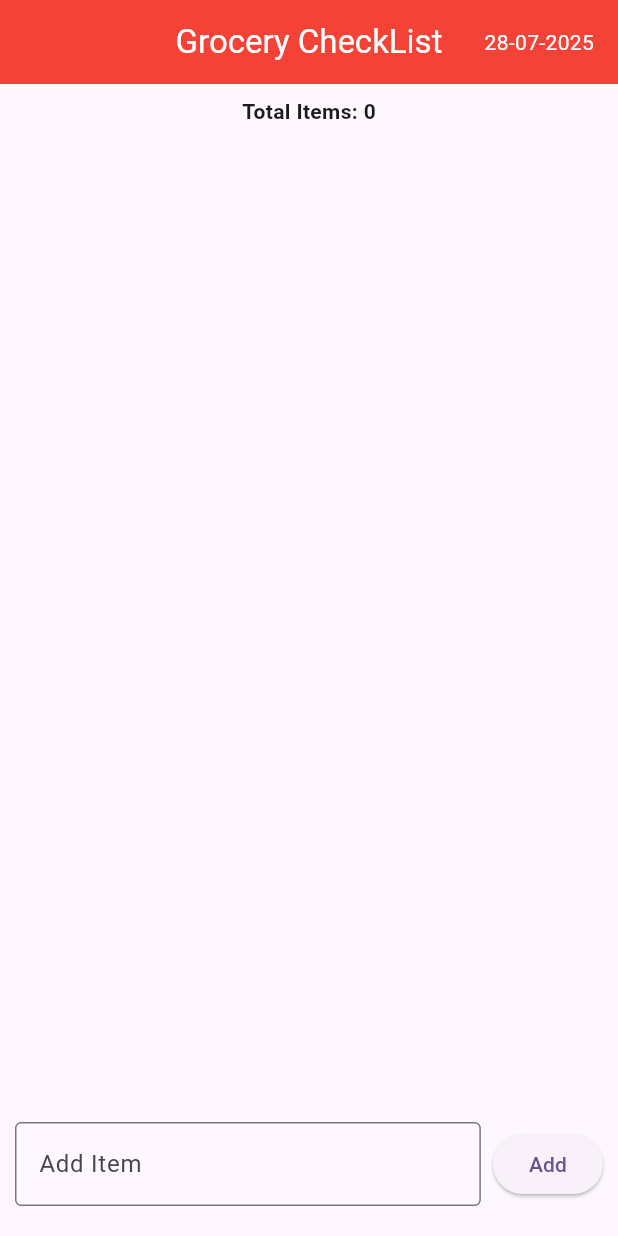
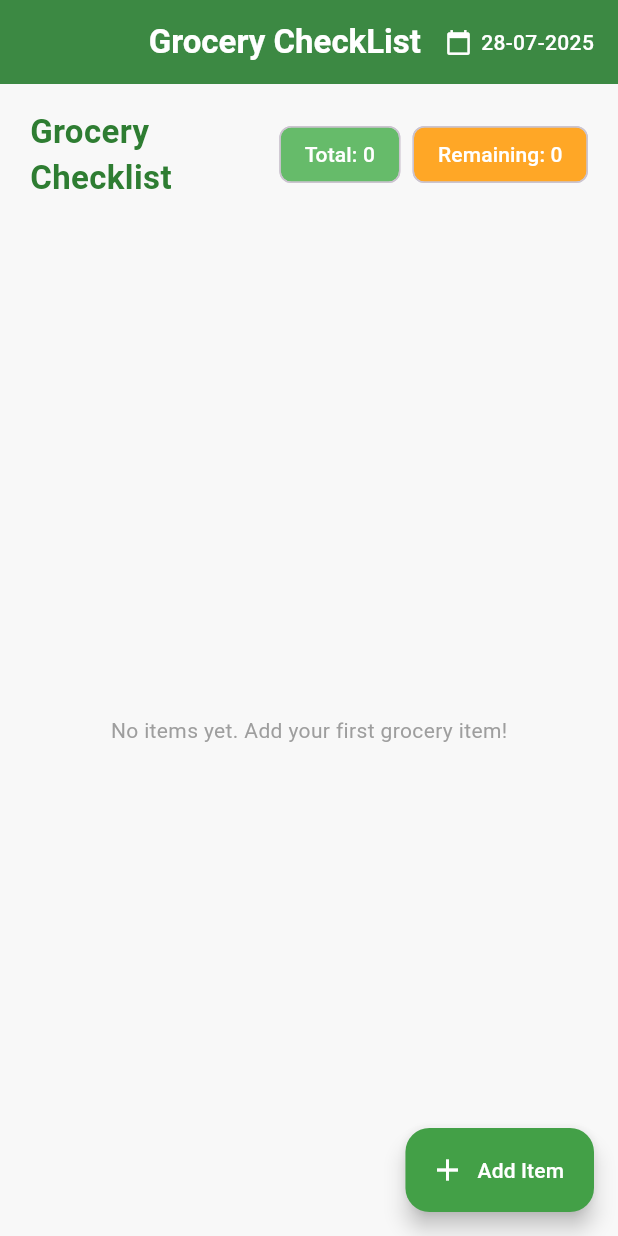
Before and after one commit to naveenprasanth2/grocery, a Flutter app: the screen it shows after launch, on a phone screen of 412 x 824 dp. Run offline on Flutter 3.47's test engine with Material 3 defaults, Android fonts, the light colour scheme and no system bars.

Commit message:
added remainig chip button

```diff
--- a/lib/my_home_page.dart
+++ b/lib/my_home_page.dart
@@ -10,86 +10,215 @@ class MyHomePage extends StatelessWidget {
   @override
   Widget build(BuildContext context) {
     final tileList = context.watch<CheckBoxModel>();
-    TextEditingController controller = TextEditingController();
+    final TextEditingController controller = TextEditingController();
     return Scaffold(
+      backgroundColor: Color(0xFFF8F8F8),
       appBar: AppBar(
-        title: Text(title, style: TextStyle(color: Colors.white)),
+        title: Text(
+          title,
+          style: TextStyle(color: Colors.white, fontWeight: FontWeight.bold),
+        ),
         actionsIconTheme: IconThemeData(color: Colors.blue),
-        backgroundColor: Colors.red,
+        backgroundColor: Colors.green.shade700,
         centerTitle: true,
+        elevation: 4,
         actions: [
           Padding(
             padding: const EdgeInsets.only(right: 16.0),
-            child: Text(
+            child: Row(
+              children: [
+                Icon(Icons.calendar_today, color: Colors.white, size: 18),
+                SizedBox(width: 6),
+                Text(
                   DateFormat('dd-MM-yyyy').format(DateTime.now()),
-              style: TextStyle(color: Colors.white),
+                  style: TextStyle(
+                    color: Colors.white,
+                    fontWeight: FontWeight.w500,
+                  ),
+                ),
+              ],
             ),
           ),
         ],
       ),
       body: SafeArea(
         child: Column(
+          crossAxisAlignment: CrossAxisAlignment.stretch,
           children: [
             Padding(
-              padding: const EdgeInsets.all(8.0),
+              padding: const EdgeInsets.symmetric(
+                vertical: 16.0,
+                horizontal: 20,
+              ),
+              child: Row(
+                mainAxisAlignment: MainAxisAlignment.spaceBetween,
+                children: [
+                  Expanded(
                     child: Text(
-                'Total Items: ${tileList.count}',
-                style: TextStyle(fontWeight: FontWeight.bold),
+                      'Grocery Checklist',
+                      style: TextStyle(
+                        fontSize: 22,
+                        fontWeight: FontWeight.bold,
+                        color: Colors.green.shade800,
+                      ),
+                    ),
+                  ),
+                  Wrap(
+                    spacing: 8,
+                    children: [
+                      Chip(
+                        label: Text(
+                          'Total: ${tileList.count}',
+                          style: TextStyle(color: Colors.white),
+                        ),
+                        backgroundColor: Colors.green.shade400,
+                        elevation: 2,
+                      ),
+                      Chip(
+                        label: Text(
+                          'Remaining: ${tileList.items.where((x) => !x.isChecked).length}',
+                          style: TextStyle(color: Colors.white),
+                        ),
+                        backgroundColor: Colors.orange.shade400,
+                        elevation: 2,
+                      ),
+                    ],
+                  ),
+                ],
               ),
             ),
             Expanded(
-              child: ListView.builder(
+              child: tileList.items.isEmpty
+                  ? Center(
+                      child: Text(
+                        'No items yet. Add your first grocery item!',
+                        style: TextStyle(color: Colors.grey),
+                      ),
+                    )
+                  : ListView.separated(
+                      padding: EdgeInsets.symmetric(
+                        horizontal: 16,
+                        vertical: 8,
+                      ),
                       itemCount: tileList.items.length,
+                      separatorBuilder: (context, idx) => SizedBox(height: 10),
                       itemBuilder: (context, index) {
                         final item = tileList.items[index];
-                  return ListTile(
-                    leading: Icon(
-                      Icons.food_bank,
-                      size: 40,
-                      color: Colors.yellow,
+                        return Card(
+                          elevation: 2,
+                          shape: RoundedRectangleBorder(
+                            borderRadius: BorderRadius.circular(14),
                           ),
-                    title: Text(item.title),
+                          child: ListTile(
+                            leading: CircleAvatar(
+                              backgroundColor: item.isChecked
+                                  ? Colors.green.shade200
+                                  : Colors.yellow.shade600,
+                              child: Icon(Icons.food_bank, color: Colors.white),
+                            ),
+                            title: Text(
+                              item.title,
+                              style: TextStyle(
+                                fontWeight: FontWeight.w600,
+                                decoration: item.isChecked
+                                    ? TextDecoration.lineThrough
+                                    : null,
+                                color: item.isChecked
+                                    ? Colors.grey
+                                    : Colors.black,
+                              ),
+                            ),
                             trailing: Checkbox(
                               value: item.isChecked,
+                              activeColor: Colors.green,
                               onChanged: (bool? value) {
                                 if (value != null) {
                                   tileList.toggle(index, value);
                                 }
                               },
                             ),
+                          ),
                         );
                       },
-              ),
-            ),
-            Padding(
-              padding: const EdgeInsets.only(bottom: 20, left: 10, right: 10),
-              child: Row(
-                children: [
-                  Expanded(
-                    child: TextField(
-                      controller: controller,
-                      decoration: InputDecoration(
-                        labelText: 'Add Item',
-                        border: OutlineInputBorder(),
-                      ),
-                    ),
-                  ),
-                  SizedBox(width: 8),
-                  ElevatedButton(
-                    onPressed: () {
-                      if (controller.text.trim().isNotEmpty) {
-                        tileList.addItem(controller.text.trim());
-                        controller.clear();
-                      }
-                    },
-                    child: Text('Add'),
-                  ),
-                ],
                     ),
             ),
           ],
         ),
       ),
+      floatingActionButton: Builder(
+        builder: (context) => FloatingActionButton.extended(
+          backgroundColor: Colors.green.shade600,
+          icon: Icon(Icons.add, color: Colors.white),
+          label: Text('Add Item', style: TextStyle(color: Colors.white)),
+          onPressed: () {
+            showModalBottomSheet(
+              context: context,
+              shape: RoundedRectangleBorder(
+                borderRadius: BorderRadius.vertical(top: Radius.circular(20)),
+              ),
+              isScrollControlled: true,
+              builder: (context) {
+                return Padding(
+                  padding: EdgeInsets.only(
+                    left: 20,
+                    right: 20,
+                    top: 24,
+                    bottom: MediaQuery.of(context).viewInsets.bottom + 24,
+                  ),
+                  child: Column(
+                    mainAxisSize: MainAxisSize.min,
+                    children: [
+                      Text(
+                        'Add Grocery Item',
+                        style: TextStyle(
+                          fontSize: 18,
+                          fontWeight: FontWeight.bold,
+                        ),
+                      ),
+                      SizedBox(height: 16),
+                      TextField(
+                        controller: controller,
+                        autofocus: true,
+                        decoration: InputDecoration(
+                          labelText: 'Item name',
+                          border: OutlineInputBorder(),
+                        ),
+                        onSubmitted: (_) {
+                          if (controller.text.trim().isNotEmpty) {
+                            tileList.addItem(controller.text.trim());
+                            controller.clear();
+                            Navigator.pop(context);
+                          }
+                        },
+                      ),
+                      SizedBox(height: 16),
+                      SizedBox(
+                        width: double.infinity,
+                        child: ElevatedButton(
+                          style: ElevatedButton.styleFrom(
+                            backgroundColor: Colors.green.shade600,
+                            shape: RoundedRectangleBorder(
+                              borderRadius: BorderRadius.circular(8),
+                            ),
+                          ),
+                          onPressed: () {
+                            if (controller.text.trim().isNotEmpty) {
+                              tileList.addItem(controller.text.trim());
+                              controller.clear();
+                              Navigator.pop(context);
+                            }
+                          },
+                          child: Text('Add'),
+                        ),
+                      ),
+                    ],
+                  ),
+                );
+              },
+            );
+          },
+        ),
+      ),
     );
   }
 }
```
Lines whose indentation alone changed are shown as unchanged.
